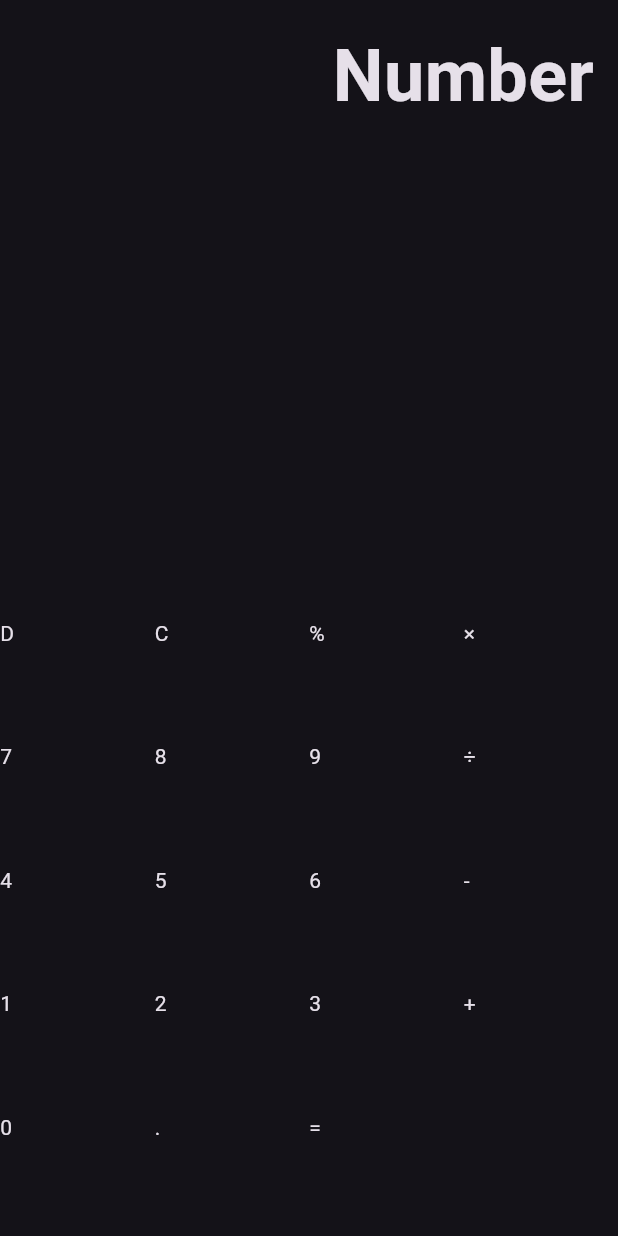
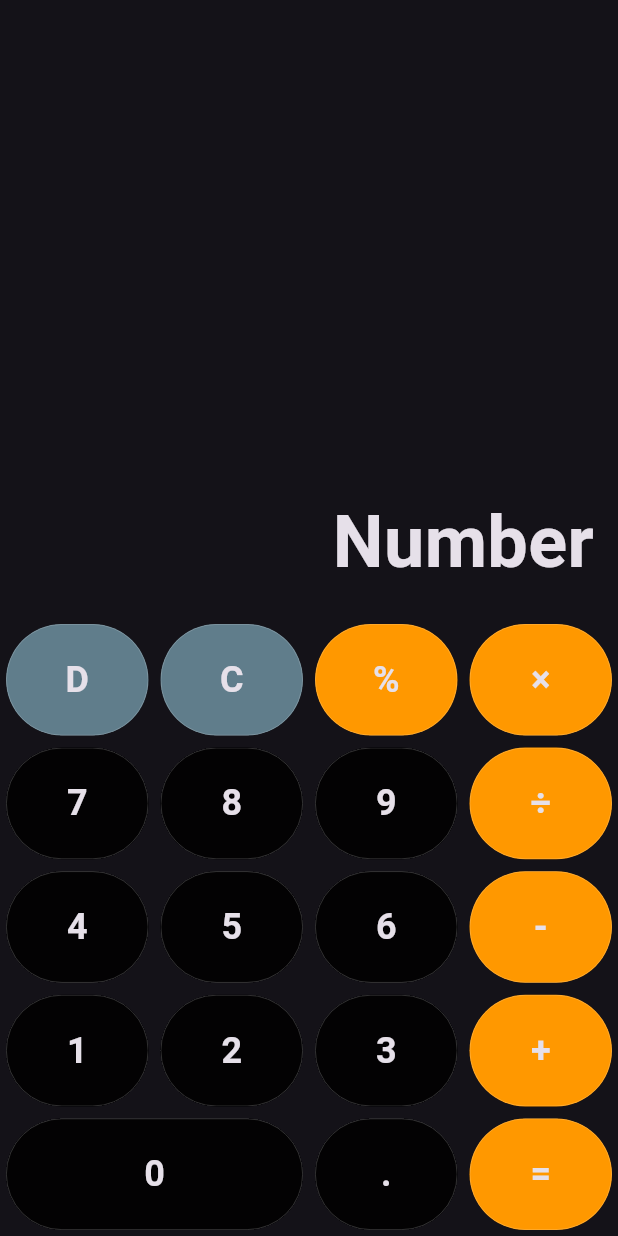
Before and after one commit to Hwkz0/calculator, a Flutter app: the screen it shows after launch, on a phone screen of 412 x 824 dp. Run offline on Flutter 3.47's test engine with Material 3 defaults, Android fonts, the phone set to English and light mode, and no system bars.

Commit message:
Configured layout and colors

```diff
--- a/lib/calculator_screen.dart
+++ b/lib/calculator_screen.dart
@@ -20,6 +20,7 @@ class _CalculatorScreenState extends State<CalculatorScreen> {
             //output area
             Expanded(
               child: SingleChildScrollView(
+                reverse: true,
                 child: Container(
                   alignment: Alignment.bottomRight,
                   padding: const EdgeInsets.all(16),
@@ -39,7 +40,9 @@ class _CalculatorScreenState extends State<CalculatorScreen> {
               children: Btn.buttonValues
                   .map(
                     (value) => SizedBox(
-                      width: screenSize.width / 4,
+                      width: value == Btn.n0
+                          ? screenSize.width / 2
+                          : (screenSize.width / 4),
                       height: screenSize.width / 5,
                       child: buildButton(value),
                     ),
@@ -53,6 +56,46 @@ class _CalculatorScreenState extends State<CalculatorScreen> {
   }
 
   Widget buildButton(value) {
-    return Text(value);
+    return Padding(
+      padding: const EdgeInsets.all(4.0),
+      child: Material(
+        color: getBtnColor(value),
+        clipBehavior: Clip.hardEdge,
+        shape: OutlineInputBorder(
+          borderRadius: BorderRadius.circular(100),
+          borderSide: const BorderSide(
+            color: Colors.white24,
+            width: 0.5,
+          ),
+        ),
+        child: InkWell(
+          onTap: () {},
+          child: Center(
+            child: Text(
+              value,
+              style: TextStyle(
+                fontWeight: FontWeight.bold,
+                fontSize: 24,
+              ),
+            ),
+          ),
+        ),
+      ),
+    );
+  }
+
+  Color getBtnColor(value) {
+    return [Btn.del, Btn.clr].contains(value)
+        ? Colors.blueGrey
+        : [
+            Btn.per,
+            Btn.multiply,
+            Btn.add,
+            Btn.subtract,
+            Btn.divide,
+            Btn.calculate
+          ].contains(value)
+            ? Colors.orange
+            : Colors.black87;
   }
 }
```
